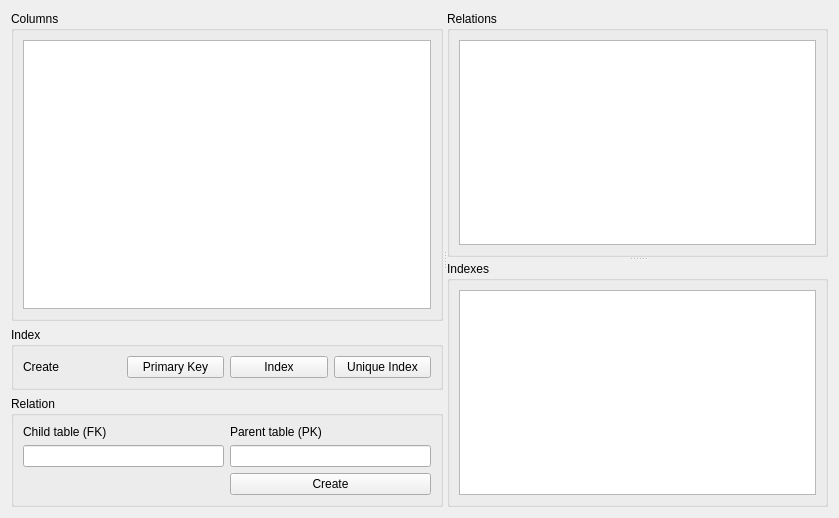
The window that src/schema2/schema2alterview.ui (mugiseyebrows/mugi-query) describes before a commit, drawn with Qt 5.
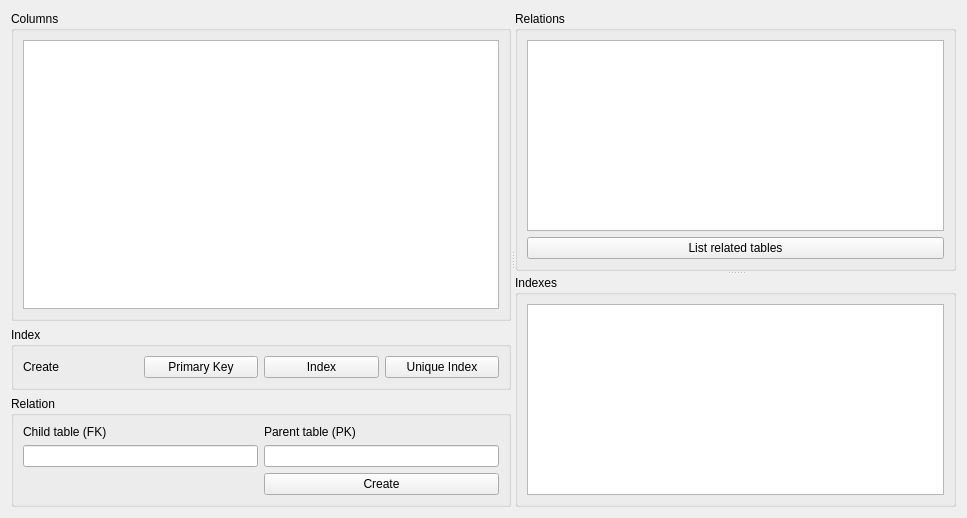
The same window after the commit.

Commit message: not null, escapeIdentifier, list related tables, database script

```diff
--- a/src/schema2/schema2alterview.ui
+++ b/src/schema2/schema2alterview.ui
@@ -6,7 +6,7 @@
    <rect>
     <x>0</x>
     <y>0</y>
-    <width>839</width>
+    <width>967</width>
     <height>518</height>
    </rect>
   </property>
@@ -132,6 +132,13 @@
           </attribute>
          </widget>
         </item>
+        <item>
+         <widget class="QPushButton" name="listRelatedTables">
+          <property name="text">
+           <string>List related tables</string>
+          </property>
+         </widget>
+        </item>
        </layout>
       </widget>
       <widget class="QGroupBox" name="groupBox_3">
```
The commit also changes 46 other files.
